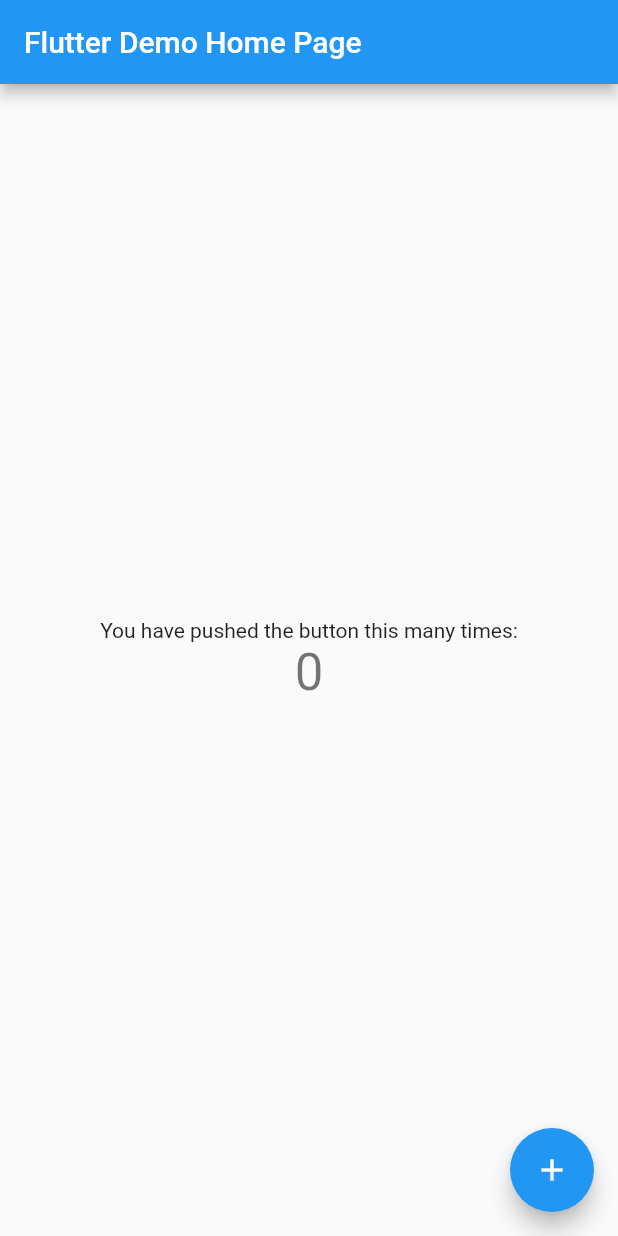
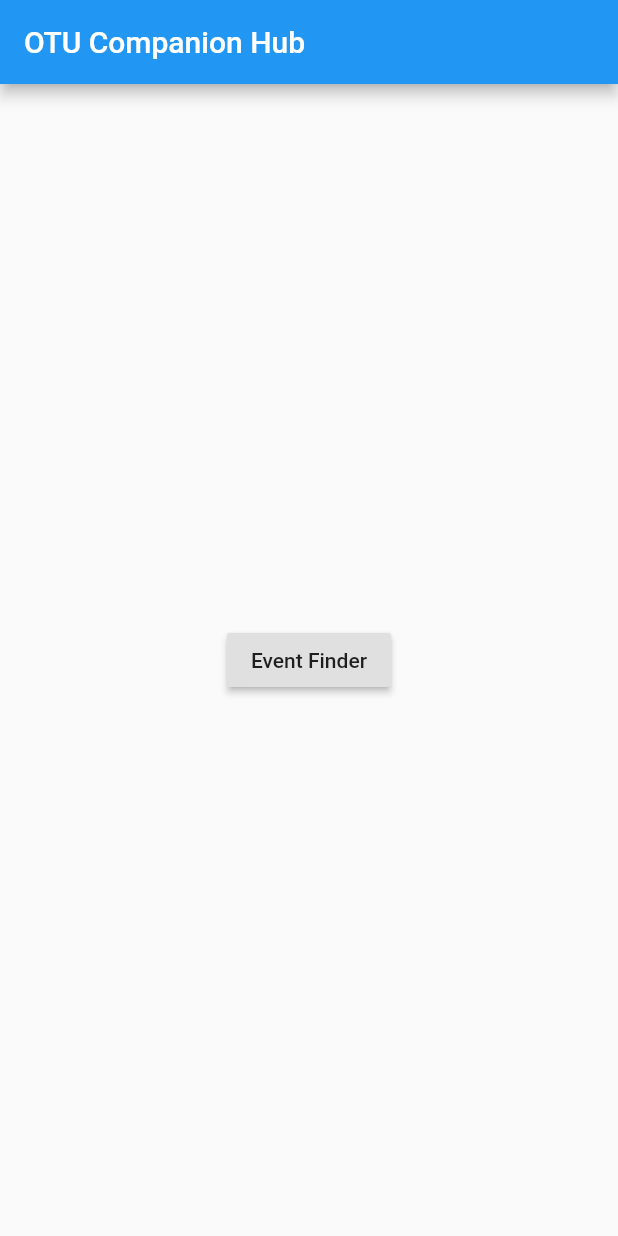
Before and after one commit to Kab332/OTU-Companion-Application, a Flutter app: the screen it shows after launch, on a phone screen of 412 x 824 dp. Run offline on Flutter 3.47's test engine with Material 2 defaults, Android fonts, the phone set to English and light mode, and no system bars.

Commit message:
Add named routes in main, add events widget, add navigation for event and main

```diff
--- a/otu_companion/lib/event_finder/event_finder_main.dart
+++ b/otu_companion/lib/event_finder/event_finder_main.dart
@@ -1,6 +1,35 @@
 import 'package:flutter/material.dart';
 
+class Event {
+  String name;
+  String description;
+  DateTime startDateTime;
+  DateTime endDateTime;
+
+  Event({this.name, this.description, this.startDateTime, this.endDateTime});
+
+  String toString() {
+    return '$name: ($startDateTime) ($endDateTime)';
+  }
+}
+
+class EventPageApp extends StatelessWidget {
+  @override
+  Widget build(BuildContext context) {
+    return MaterialApp(
+      title: 'Event Finder Main',
+      theme: ThemeData(
+        primarySwatch: Colors.blue,
+      ),
+    );
+  }
+}
+
 class EventFinderMain extends StatefulWidget {
+  EventFinderMain({Key key, this.title}) : super(key: key);
+
+  final String title;
+
   @override
   _EventFinderMainState createState() => _EventFinderMainState();
 }
@@ -8,8 +37,10 @@ class EventFinderMain extends StatefulWidget {
 class _EventFinderMainState extends State<EventFinderMain> {
   @override
   Widget build(BuildContext context) {
-    return Container(
-      child: Text("Hello from event_finder!")
+    return Scaffold(
+      appBar: AppBar(
+        title: Text(widget.title),
+      ),
     );
   }
 }
--- a/otu_companion/lib/main.dart
+++ b/otu_companion/lib/main.dart
@@ -11,39 +11,21 @@ class MyApp extends StatelessWidget {
   @override
   Widget build(BuildContext context) {
     return MaterialApp(
-      title: 'Flutter Demo',
+      title: 'OTU Companion Hub',
       theme: ThemeData(
-        // This is the theme of your application.
-        //
-        // Try running your application with "flutter run". You'll see the
-        // application has a blue toolbar. Then, without quitting the app, try
-        // changing the primarySwatch below to Colors.green and then invoke
-        // "hot reload" (press "r" in the console where you ran "flutter run",
-        // or simply save your changes to "hot reload" in a Flutter IDE).
-        // Notice that the counter didn't reset back to zero; the application
-        // is not restarted.
         primarySwatch: Colors.blue,
-        // This makes the visual density adapt to the platform that you run
-        // the app on. For desktop platforms, the controls will be smaller and
-        // closer together (more dense) than on mobile platforms.
-        visualDensity: VisualDensity.adaptivePlatformDensity,
       ),
-      home: MyHomePage(title: 'Flutter Demo Home Page'),
+      home: MyHomePage(title: 'OTU Companion Hub'),
+      routes: <String, WidgetBuilder>{
+        '/eventFinderMain': (BuildContext context) =>
+          EventFinderMain(title: 'Event Finder Main'),
+      },
     );
   }
 }
 
 class MyHomePage extends StatefulWidget {
   MyHomePage({Key key, this.title}) : super(key: key);
-
-  // This widget is the home page of your application. It is stateful, meaning
-  // that it has a State object (defined below) that contains fields that affect
-  // how it looks.
-
-  // This class is the configuration for the state. It holds the values (in this
-  // case the title) provided by the parent (in this case the App widget) and
-  // used by the build method of the State. Fields in a Widget subclass are
-  // always marked "final".
 
   final String title;
 
@@ -52,69 +34,24 @@ class MyHomePage extends StatefulWidget {
 }
 
 class _MyHomePageState extends State<MyHomePage> {
-  int _counter = 0;
-
-  void _incrementCounter() {
-    setState(() {
-      // This call to setState tells the Flutter framework that something has
-      // changed in this State, which causes it to rerun the build method below
-      // so that the display can reflect the updated values. If we changed
-      // _counter without calling setState(), then the build method would not be
-      // called again, and so nothing would appear to happen.
-      _counter++;
-    });
-  }
 
   @override
   Widget build(BuildContext context) {
-    // This method is rerun every time setState is called, for instance as done
-    // by the _incrementCounter method above.
-    //
-    // The Flutter framework has been optimized to make rerunning build methods
-    // fast, so that you can just rebuild anything that needs updating rather
-    // than having to individually change instances of widgets.
     return Scaffold(
       appBar: AppBar(
-        // Here we take the value from the MyHomePage object that was created by
-        // the App.build method, and use it to set our appbar title.
         title: Text(widget.title),
       ),
       body: Center(
-        // Center is a layout widget. It takes a single child and positions it
-        // in the middle of the parent.
-        child: Column(
-          // Column is also a layout widget. It takes a list of children and
-          // arranges them vertically. By default, it sizes itself to fit its
-          // children horizontally, and tries to be as tall as its parent.
-          //
-          // Invoke "debug painting" (press "p" in the console, choose the
-          // "Toggle Debug Paint" action from the Flutter Inspector in Android
-          // Studio, or the "Toggle Debug Paint" command in Visual Studio Code)
-          // to see the wireframe for each widget.
-          //
-          // Column has various properties to control how it sizes itself and
-          // how it positions its children. Here we use mainAxisAlignment to
-          // center the children vertically; the main axis here is the vertical
-          // axis because Columns are vertical (the cross axis would be
-          // horizontal).
-          mainAxisAlignment: MainAxisAlignment.center,
-          children: <Widget>[
-            Text(
-              'You have pushed the button this many times:',
-            ),
-            Text(
-              '$_counter',
-              style: Theme.of(context).textTheme.headline4,
-            ),
-          ],
+        child: RaisedButton(
+          child: Text('Event Finder'),
+          onPressed: () {
+            Navigator.pushNamed(
+              context,
+              '/eventFinderMain',
+            );
+          },
         ),
       ),
-      // TODO: Change to a nav button to go to event_finder_page
-      floatingActionButton: FloatingActionButton(
-        onPressed: _incrementCounter,
-        tooltip: 'Increment',
-        child: Icon(Icons.add),
-      ), // This trailing comma makes auto-formatting nicer for build methods.
     );
   }
 }
```
